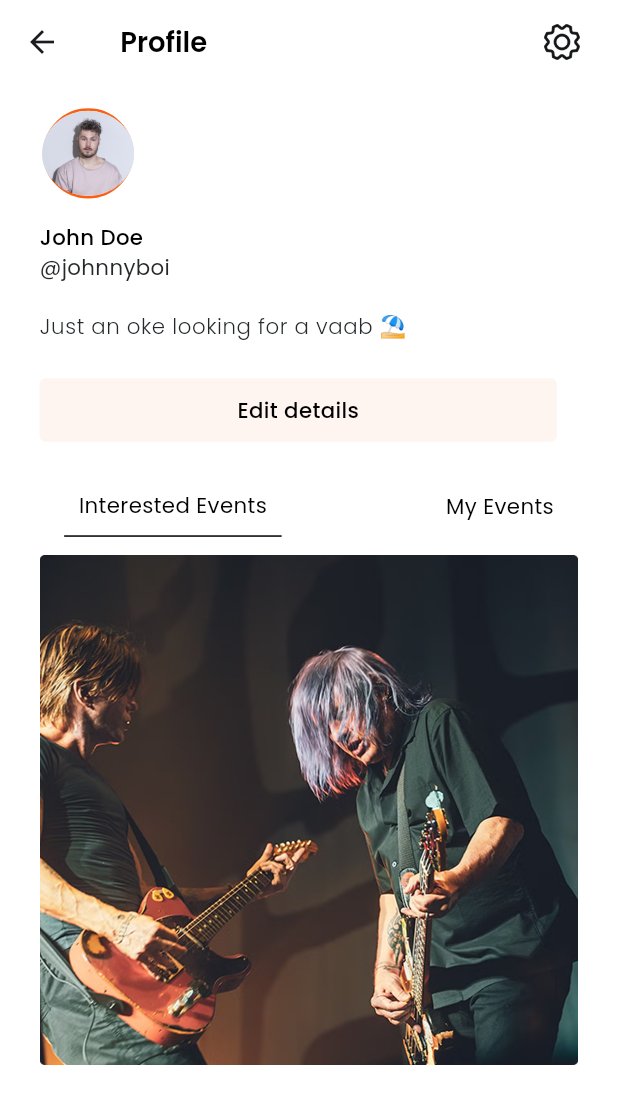
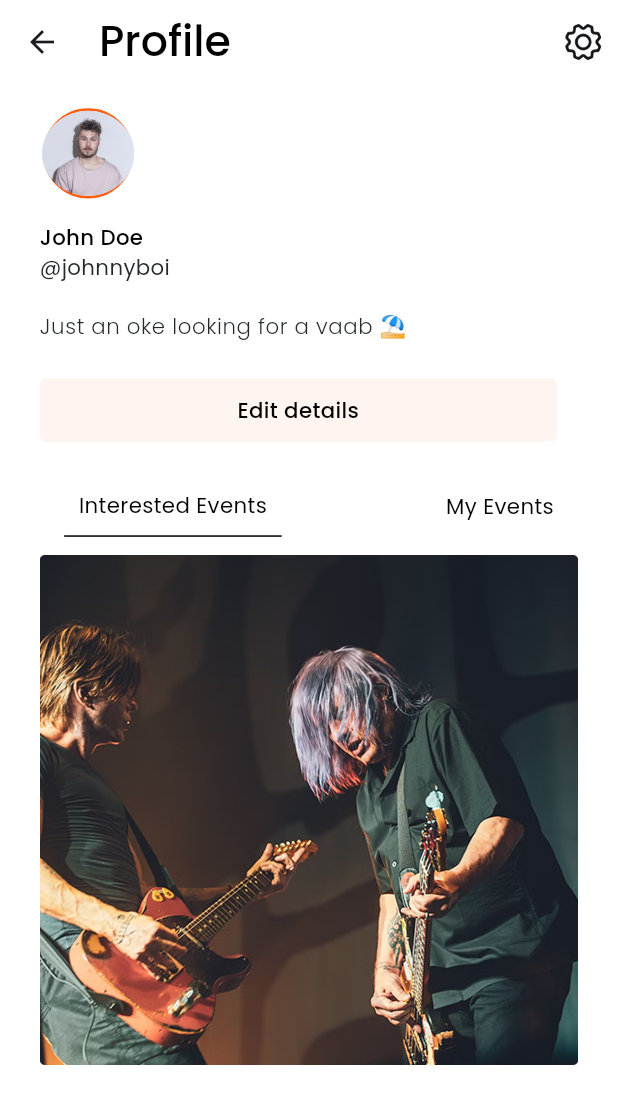
Before and after one commit to backbencherstudio/scout_flutter_app, a Flutter app: the ProfileScreen screen opened directly, on a phone screen of 412 x 824 dp. Shown: the top 1104 px of the screen. Run offline on Flutter 3.47's test engine with Material 3 defaults, Android fonts, the phone set to English and light mode, and no system bars; our stand-ins replace dotted_border, flutter_screenutil, google_fonts, permission_handler.

Commit message:
parent screen added

```diff
--- a/lib/view/profile_screen/screen/profile_screen.dart
+++ b/lib/view/profile_screen/screen/profile_screen.dart
@@ -13,19 +13,10 @@ class ProfileScreen extends StatelessWidget {
         backgroundColor: Colors.white,
         elevation: 0,
         titleSpacing: 0, // Ensures alignment from the left
-        title: Padding(
-          padding: EdgeInsets.symmetric(horizontal: 22.w),
-          child: Row(
-            children: [
-              Text(
-                "Profile",
-                style: Theme.of(context).textTheme.titleLarge?.copyWith(
-                  fontWeight: FontWeight.w600,
-                  color: Colors.black,
-                ),
-              ),
-              Spacer(),
-              GestureDetector(
+        actions: [
+          Padding(
+            padding: const EdgeInsets.only(right : 10.0),
+            child: GestureDetector(
               onTap: (){
                 Navigator.push(context, MaterialPageRoute(builder: (context)=>ProfileSettingScreen()));
               },
@@ -35,7 +26,36 @@ class ProfileScreen extends StatelessWidget {
                 width: 24.w,
               ),
             ),
+          ),
         ],
+        title:
+        // Padding(
+        //   padding: EdgeInsets.symmetric(horizontal: 22.w),
+        //   child: Row(
+        //     children: [
+              Padding(
+                padding: const EdgeInsets.only(left : 10.0),
+                child: Text(
+                  "Profile",
+                  style: Theme.of(context).appBarTheme.titleTextStyle?.copyWith(
+                    fontSize: 28.sp,
+                    fontWeight: FontWeight.w500,
+                    color: Colors.black,
+                  ),
+                           //   ),
+                          //     Spacer(),
+                          //     GestureDetector(
+                          //       onTap: (){
+                          //         Navigator.push(context, MaterialPageRoute(builder: (context)=>ProfileSettingScreen()));
+                          //       },
+                          //       child: Image.asset(
+                          //         "assets/icons/setting.png",
+                          //         height: 24.h,
+                          //         width: 24.w,
+                          //       ),
+                          //     ),
+                          //   ],
+                          // ),
                         ),
               ),
       ),
--- /dev/null
+++ b/lib/view_model/parent_screen_provider.dart
@@ -0,0 +1,19 @@
+import 'package:flutter/material.dart';
+import 'package:scout_app/view/home_screen/home_screen.dart';
+import 'package:scout_app/view/profile_screen/screen/profile_screen.dart';
+
+class ParentScreenProvider with ChangeNotifier{
+
+  final List<Widget> _parentScreens = [HomeScreen(), HomeScreen(),HomeScreen(), ProfileScreen()];
+  List<Widget> get parentScreens => _parentScreens;
+
+
+   int _selectedIndex = 0;
+  int get selectedIndex => _selectedIndex;
+
+  void selectScreen(int index){
+    _selectedIndex = index;
+    notifyListeners();
+  }
+
+}
```
Also changed, not shown: lib/main.dart (+16 -5 lines), lib/view/parentsScreen/parents_Screen.dart (+18 -7 lines). Lines whose indentation alone changed are shown as unchanged.
